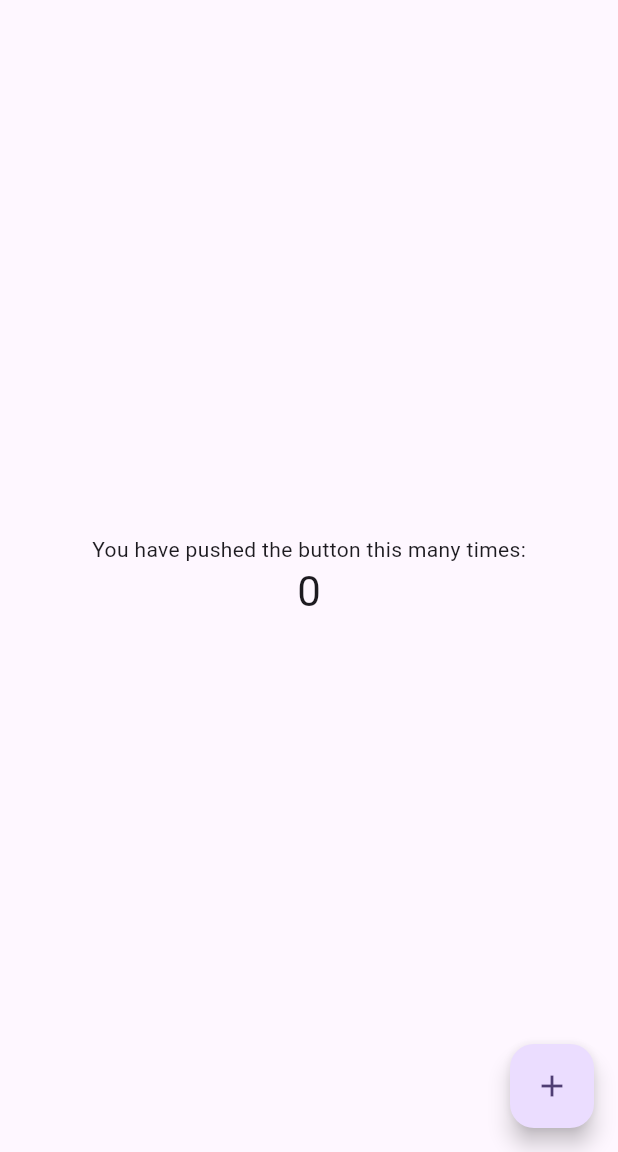
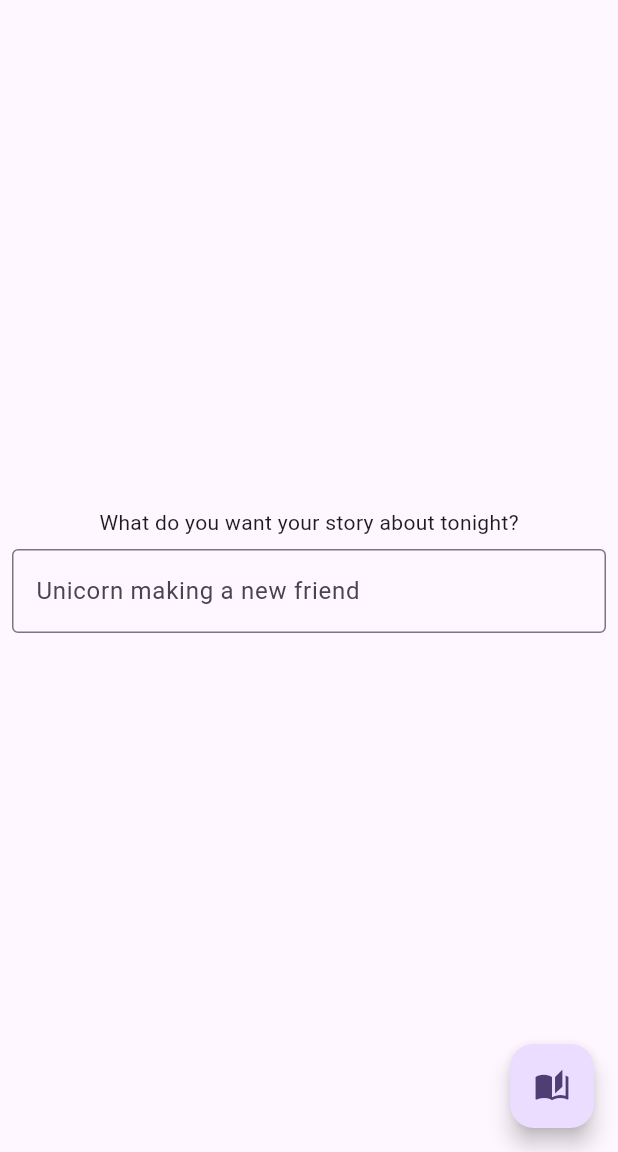
Before and after one commit to bardux/gtp-capstone, a Flutter app: the screen it shows after launch, on a phone screen of 412 x 824 dp, the part 84-1236 px from its top. Run offline on Flutter 3.47's test engine with Material 3 defaults, Android fonts, the phone set to English and light mode, and no system bars; our stand-ins replace flutter_dotenv.

Commit message:
cleaning the code and adding first layout

```diff
--- a/lib/main.dart
+++ b/lib/main.dart
@@ -1,6 +1,9 @@
 import 'package:flutter/material.dart';
+import 'package:flutter_dotenv/flutter_dotenv.dart';
 
-void main() {
+Future main() async {
+  await dotenv.load(fileName: ".env");
+
   runApp(const MyApp());
 }
 
@@ -23,6 +26,7 @@ class MyApp extends StatelessWidget {
 
 class MyHomePage extends StatefulWidget {
   const MyHomePage({super.key, required this.title});
+
   final String title;
 
   @override
@@ -30,13 +34,26 @@ class MyHomePage extends StatefulWidget {
 }
 
 class _MyHomePageState extends State<MyHomePage> {
-  int _counter = 0;
+  final aboutInputController = TextEditingController();
 
-  void _incrementCounter() {
-    setState(() {
-      _counter++;
-    });
+  @override
+  void dispose() {
+    aboutInputController.dispose();
+    super.dispose();
   }
+
+  void _validateInput() {
+    print(aboutInputController.text);
+    print(dotenv.env['OPENAI_KEY']);
+  }
+
+  void _badInput() {}
+
+  void _generateStory() {}
+
+  void _generateImages() {}
+
+  void _readStory() {}
 
   @override
   Widget build(BuildContext context) {
@@ -50,19 +67,25 @@ class _MyHomePageState extends State<MyHomePage> {
           mainAxisAlignment: MainAxisAlignment.center,
           children: <Widget>[
             const Text(
-              'You have pushed the button this many times:',
+              'What do you want your story about tonight?',
             ),
-            Text(
-              '$_counter',
-              style: Theme.of(context).textTheme.headlineMedium,
+            Padding(
+              padding: const EdgeInsets.all(8.0),
+              child: TextField(
+                controller: aboutInputController,
+                decoration: const InputDecoration(
+                  border: OutlineInputBorder(),
+                  hintText: 'Unicorn making a new friend',
+                ),
+              ),
             ),
           ],
         ),
       ),
       floatingActionButton: FloatingActionButton(
-        onPressed: _incrementCounter,
-        tooltip: 'Increment',
-        child: const Icon(Icons.add),
+        onPressed: _validateInput,
+        tooltip: 'Make magic',
+        child: const Icon(Icons.auto_stories),
       ),
     );
   }
--- a/pubspec.yaml
+++ b/pubspec.yaml
@@ -35,6 +35,7 @@ dependencies:
   # The following adds the Cupertino Icons font to your application.
   # Use with the CupertinoIcons class for iOS style icons.
   cupertino_icons: ^1.0.2
+  flutter_dotenv: ^5.1.0
 
 dev_dependencies:
   flutter_test:
@@ -59,7 +60,8 @@ flutter:
   uses-material-design: true
 
   # To add assets to your application, add an assets section, like this:
-  # assets:
+  assets:
+    - .env
   #   - images/a_dot_burr.jpeg
   #   - images/a_dot_ham.jpeg
 
```
Also changed, not shown: pubspec.lock, 3 other files.
